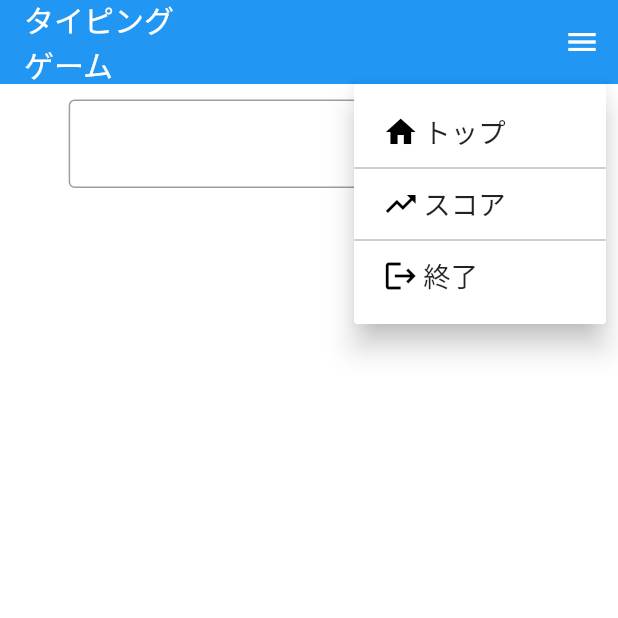
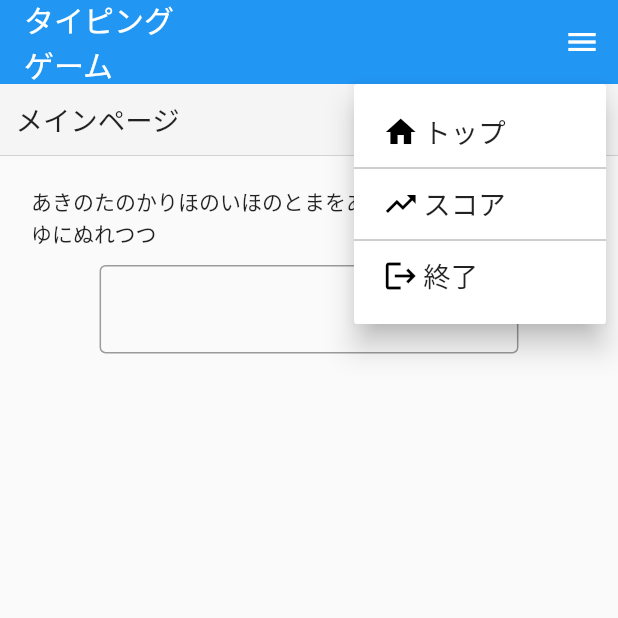
Before and after one commit to t-akkun/typing, a Flutter app: the TypingPage screen opened directly, after a tap on the "menu" icon, on a phone screen of 412 x 824 dp, the top half of it. Run offline on Flutter 3.47's test engine with Material 2 defaults, Android fonts, the phone set to English and light mode, and no system bars; our stand-ins replace flutter_bloc, flutter_screenutil.

Commit message:
add: csvデータのBlocでの読み込み

```diff
--- /dev/null
+++ b/Assets/QuestionData.csv
@@ -0,0 +1,2 @@
+あきのたのかりほのいほのとまをあらみわがころもではつゆにぬれつつ,秋の田の,かりほの庵の,苫をあらみ,わが衣手は,露にぬれつつ,
+はるすぎてなつきにけらししろたへのころもほすてふあまのかぐやま,春すぎて,夏来にけらし,白妙の,衣ほすてふ,天の香具山,
--- /dev/null
+++ b/lib/application/application_service.dart
@@ -0,0 +1,11 @@
+import 'package:typing/domain/question_data.dart';
+import 'package:typing/domain/question_repository.dart';
+
+class ApplicationService {
+  final QuestionRepository questionRepository;
+  ApplicationService(this.questionRepository);
+
+  Future<QuestionData> fetchQuestion() async {
+    return questionRepository.fetchQuestion();
+  }
+}
--- a/lib/constants.dart
+++ b/lib/constants.dart
@@ -14,13 +14,27 @@ class AppTextStyle {
   static final bigButton = TextStyle(fontSize: 20.sp);
   static final title = TextStyle(fontSize: 40.sp);
   static final menu = TextStyle(fontSize: 20.sp);
+  static final pageTitle = TextStyle(fontSize: 20.sp);
 }
 
 class AppPadding {
   static final menuIcon = EdgeInsets.all(3.h);
   static final typingForm = EdgeInsets.fromLTRB(50.w, 10.h, 50.w, 10.h);
+  static final page = EdgeInsets.fromLTRB(20.h, 20.h, 20.h, 10.h);
+  static final text = EdgeInsets.all(10.h);
 }
 
 class AppDesign {
   static final smallSpace = 100.h;
 }
+
+class AppColor {
+  static const background = Color.fromARGB(255, 250, 250, 250);
+  static const title = Color.fromARGB(255, 245, 245, 245);
+  static const page = Colors.white;
+  static const grayout = Colors.grey;
+}
+
+class AppAsset {
+  static const questionPath = "Assets/QuestionData.csv";
+}
--- /dev/null
+++ b/lib/domain/question_data.dart
@@ -0,0 +1,5 @@
+class QuestionData {
+  final String displayQuestion;
+  final String typingQuestion;
+  QuestionData(this.displayQuestion, this.typingQuestion);
+}
--- /dev/null
+++ b/lib/domain/question_repository.dart
@@ -0,0 +1,5 @@
+import 'package:typing/domain/question_data.dart';
+
+abstract class QuestionRepository {
+  Future<QuestionData> fetchQuestion();
+}
--- /dev/null
+++ b/lib/infrastructure/csv_question_repository.dart
@@ -0,0 +1,31 @@
+import 'package:typing/constants.dart';
+import 'package:typing/domain/question_data.dart';
+import 'package:typing/domain/question_repository.dart';
+import 'package:flutter/services.dart' show rootBundle;
+
+class CsvQuestionRepository implements QuestionRepository {
+  List<QuestionData> _questionData = [];
+  List<QuestionData> _shuffleList = [];
+  @override
+  Future<QuestionData> fetchQuestion() async {
+    if (_shuffleList.length <= 0) {
+      if (_questionData.length <= 0) {
+        var csv = await rootBundle.loadString(AppAsset.questionPath);
+        for (String line in csv.split("\r\n")) {
+          var rows = line.split(",");
+          if (!(rows.length > 0)) continue;
+          var data = QuestionData(rows.first, rows[0]);
+          _questionData.add(data);
+        }
+      }
+      if (_questionData.length <= 0) {
+        print("QuestionLoadError");
+        return QuestionData("", "");
+      }
+      _shuffleList.addAll(_questionData);
+      _shuffleList.shuffle();
+    }
+    QuestionData result = _shuffleList.removeLast();
+    return result;
+  }
+}
--- a/lib/main.dart
+++ b/lib/main.dart
@@ -5,8 +5,13 @@ import 'package:flutter_bloc/flutter_bloc.dart';
 import 'package:flutter_screenutil/flutter_screenutil.dart';
 
 import 'package:typing/constants.dart';
+import 'package:typing/domain/question_repository.dart';
 import 'package:typing/presentation/blocs/typing_bloc.dart';
 import 'package:typing/presentation/pages/start_page.dart';
+import 'package:typing/presentation/pages/typing_page.dart';
+
+import 'application/application_service.dart';
+import 'infrastructure/csv_question_repository.dart';
 
 void main() {
   WidgetsFlutterBinding.ensureInitialized();
@@ -21,19 +26,21 @@ void main() {
 class TypingApp extends StatelessWidget {
   @override
   Widget build(BuildContext context) {
-    return MaterialApp(
-      title: AppString.title,
-      theme: ThemeData(
-        primarySwatch: Colors.blue,
-        scaffoldBackgroundColor: Colors.white,
-      ),
-      home: MultiBlocProvider(
-        providers: [
-          BlocProvider<TypingBloc>(
-            create: (BuildContext context) => TypingBloc(),
-          ),
-        ],
-        child: StartPage(),
+    final QuestionRepository questionRepository = CsvQuestionRepository();
+    final applicationService = ApplicationService(questionRepository);
+    return MultiBlocProvider(
+      providers: [
+        BlocProvider<TypingBloc>(
+          create: (BuildContext context) => TypingBloc(applicationService),
+        ),
+      ],
+      child: MaterialApp(
+        title: AppString.title,
+        theme: ThemeData(
+          primarySwatch: Colors.blue,
+          scaffoldBackgroundColor: Colors.white,
+        ),
+        home: StartPage(),
       ),
     );
   }
--- a/lib/presentation/blocs/typing_bloc.dart
+++ b/lib/presentation/blocs/typing_bloc.dart
@@ -1,16 +1,15 @@
 import 'package:flutter_bloc/flutter_bloc.dart';
+import 'package:typing/application/application_service.dart';
+import 'package:typing/domain/question_data.dart';
 
 enum TypingEvent { next }
 
-class TypingBloc extends Bloc<TypingEvent, int> {
-  TypingBloc() : super(0);
-
-  Stream<int> getNext(TypingEvent event) async* {
-    switch (event) {
-      case TypingEvent.next:
-        break;
-      default:
-        addError(Exception('unsupported event'));
-    }
+class TypingBloc extends Bloc<TypingEvent, QuestionData> {
+  final ApplicationService appService;
+  TypingBloc(this.appService) : super(QuestionData("", "")) {
+    on<TypingEvent>((event, emit) async {
+      var result = await appService.fetchQuestion();
+      emit(result);
+    });
   }
 }
--- a/lib/presentation/pages/start_page.dart
+++ b/lib/presentation/pages/start_page.dart
@@ -1,5 +1,7 @@
 import 'package:flutter/material.dart';
 import 'package:flutter/services.dart';
+import 'package:provider/src/provider.dart';
+import 'package:typing/presentation/blocs/typing_bloc.dart';
 import 'package:typing/presentation/pages/typing_page.dart';
 
 import '../../constants.dart';
@@ -13,6 +15,7 @@ class StartPage extends StatelessWidget {
 
   @override
   Widget build(BuildContext context) {
+    var b = context.read<TypingBloc>();
     return AnnotatedRegion<SystemUiOverlayStyle>(
       value: const SystemUiOverlayStyle(
         /// Android のステータスバーのカラー設定
--- a/lib/presentation/pages/typing_page.dart
+++ b/lib/presentation/pages/typing_page.dart
@@ -1,21 +1,44 @@
 import 'package:flutter/material.dart';
 import 'package:flutter/services.dart';
+import 'package:flutter_bloc/flutter_bloc.dart';
+import 'package:typing/domain/question_data.dart';
+import 'package:typing/presentation/blocs/typing_bloc.dart';
 import 'package:typing/presentation/widgets/app_bar_widget.dart';
 import 'package:typing/presentation/widgets/text_form_widget.dart';
+
+import '../../constants.dart';
 
 class TypingPage extends StatefulWidget {
   static Route<dynamic> route() {
     return MaterialPageRoute<dynamic>(
-      builder: (_) => TypingPage(),
+      builder: (context) => TypingPage(),
     );
   }
 
   @override
-  State<StatefulWidget> createState() => TypingPageState();
+  State<TypingPage> createState() => TypingPageState();
 }
 
 class TypingPageState extends State<TypingPage> {
+  late TypingBloc _bloc;
+  String _pageName = 'メインページ';
   final TextEditingController _typingFormController = TextEditingController();
+
+  @override
+  void didChangeDependencies() {
+    super.didChangeDependencies();
+    //Blocの初期化
+    _bloc = context.read<TypingBloc>();
+    // _bloc.add(TypingEvent.next);
+  }
+
+  @override
+  void initState() {
+    super.initState();
+    WidgetsBinding.instance!.addPostFrameCallback((timeStamp) async {
+      _bloc.add(TypingEvent.next);
+    });
+  }
 
   @override
   Widget build(BuildContext context) {
@@ -34,7 +57,48 @@ class TypingPageState extends State<TypingPage> {
           onWillPop: () async {
             return false;
           },
-          child: TypingFormWidget(controller: _typingFormController),
+          //外枠部分
+          child: Container(
+            color: AppColor.background,
+            height: double.infinity,
+            constraints: BoxConstraints.expand(),
+            child: SingleChildScrollView(
+              child: Column(
+                mainAxisSize: MainAxisSize.max,
+                children: [
+                  Container(
+                    width: double.infinity,
+                    decoration: BoxDecoration(
+                        color: AppColor.title,
+                        border: Border(bottom: BorderSide(width: 0.1))),
+                    child: Padding(
+                      padding: AppPadding.text,
+                      child: Text(
+                        _pageName,
+                        style: AppTextStyle.pageTitle,
+                        textAlign: TextAlign.left,
+                      ),
+                    ),
+                  ),
+                  BlocBuilder<TypingBloc, QuestionData>(
+                    builder: (context, data) => Center(
+                      //コンテンツ部分
+                      child: Padding(
+                        padding: AppPadding.page,
+                        child: Column(
+                          crossAxisAlignment: CrossAxisAlignment.start,
+                          children: [
+                            Text(data.displayQuestion),
+                            TypingFormWidget(controller: _typingFormController),
+                          ],
+                        ),
+                      ),
+                    ),
+                  ),
+                ],
+              ),
+            ),
+          ),
         ),
       ),
     );
--- a/pubspec.yaml
+++ b/pubspec.yaml
@@ -17,4 +17,6 @@ dev_dependencies:
   flutter_test:
     sdk: flutter
 flutter:
+  assets:
+    - Assets/
   uses-material-design: true
```
Also changed, not shown: pubspec.lock, 2 other files.
